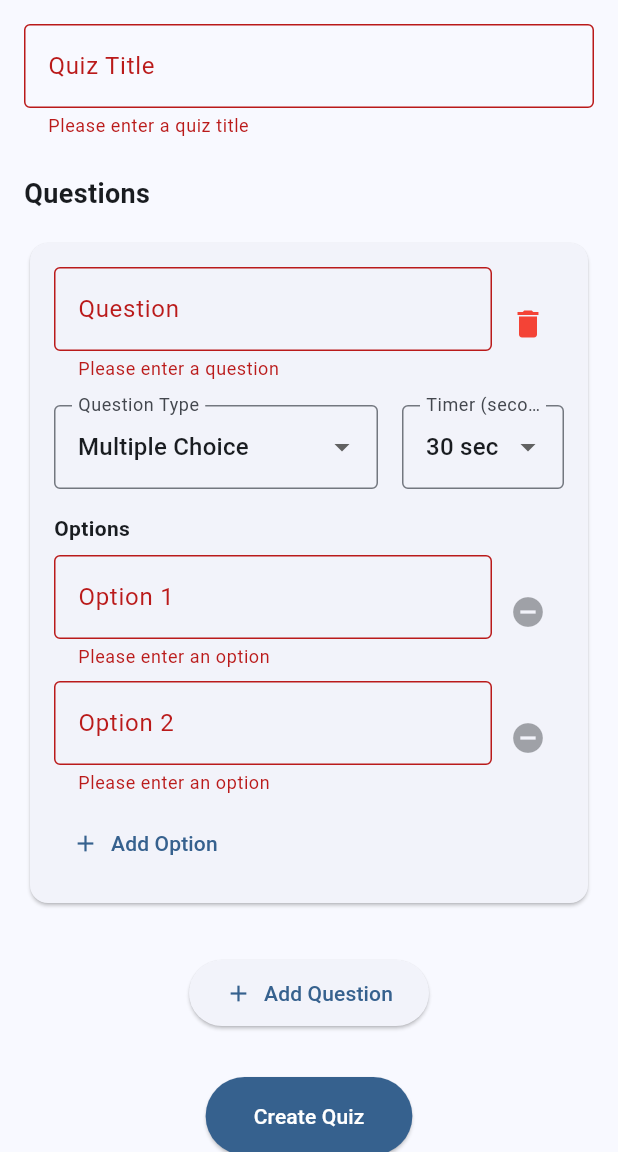
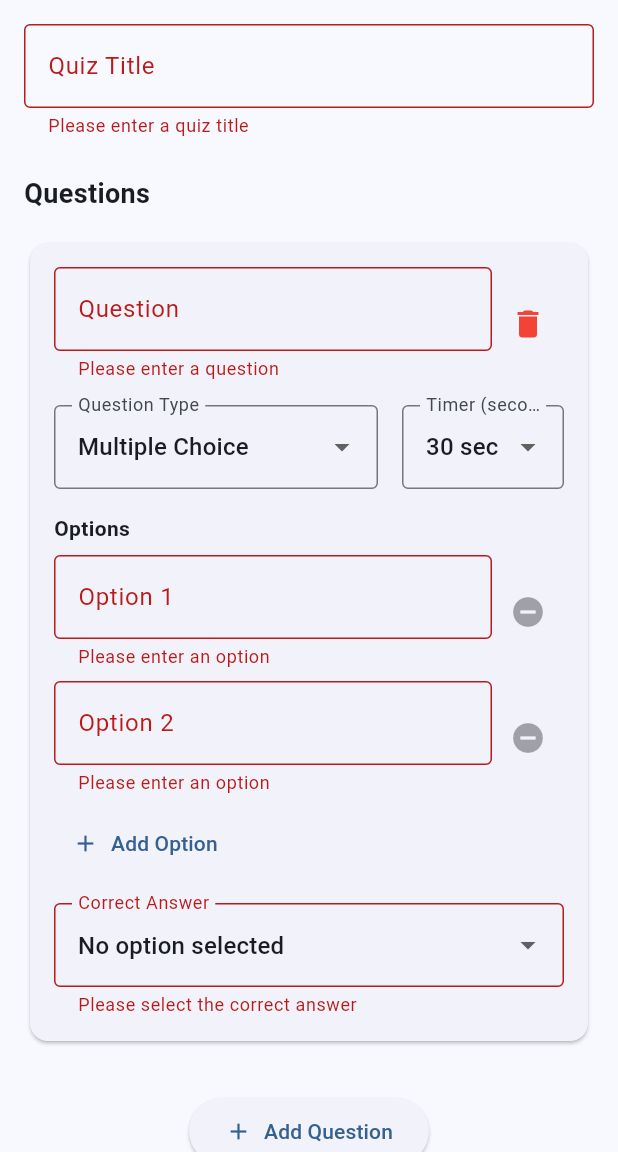
Before and after one commit to khalef-khalil/mentimeter-supabase, a Flutter app: the CreateQuizScreen screen opened by its route, after a tap on "Add Question", after a tap on "Create Quiz", on a phone screen of 412 x 824 dp, the part 84-1236 px from its top. Run offline on Flutter 3.47's test engine with Material 3 defaults, Android fonts, the phone set to English and light mode, and no system bars; our stand-ins replace flutter_dotenv, go_router, supabase_flutter; accounts and stored records are empty; statements that could not run were skipped.

Commit message:
added correct option for quizzes

```diff
--- a/lib/models/question.dart
+++ b/lib/models/question.dart
@@ -9,6 +9,7 @@ class Question {
   final String questionText;
   final QuestionType questionType;
   final List<String>? options;
+  final String? correctOption;
   final DateTime createdAt;
   final int position;
   final int timerSeconds;
@@ -19,6 +20,7 @@ class Question {
     required this.questionText,
     required this.questionType,
     this.options,
+    this.correctOption,
     required this.createdAt,
     required this.position,
     this.timerSeconds = 30,
@@ -38,10 +40,14 @@ class Question {
     }
 
     List<String>? optionsList;
+    String? correctOptionValue;
     if (json['options'] != null) {
       final options = json['options'] as Map<String, dynamic>;
       if (options.containsKey('choices')) {
         optionsList = List<String>.from(options['choices']);
+      }
+      if (options.containsKey('correct_option')) {
+        correctOptionValue = options['correct_option'] as String;
       }
     }
 
@@ -51,6 +57,7 @@ class Question {
       questionText: json['question_text'],
       questionType: type,
       options: optionsList,
+      correctOption: correctOptionValue,
       createdAt: DateTime.parse(json['created_at']),
       position: json['position'] ?? 0,
       timerSeconds: json['timer_seconds'] ?? 30,
@@ -79,7 +86,13 @@ class Question {
     };
 
     if (options != null && questionType == QuestionType.multipleChoice) {
-      json['options'] = {'choices': options};
+      final optionsJson = <String, dynamic>{
+        'choices': options
+      };
+      if (correctOption != null) {
+        optionsJson['correct_option'] = correctOption;
+      }
+      json['options'] = optionsJson;
     }
 
     return json;
--- a/lib/screens/create_quiz_screen.dart
+++ b/lib/screens/create_quiz_screen.dart
@@ -83,6 +83,7 @@ class _CreateQuizScreenState extends State<CreateQuizScreen> {
           questionText: question['text'],
           questionType: question['type'],
           options: question['type'] == QuestionType.multipleChoice ? question['options'] : null,
+          correctOption: question['type'] == QuestionType.multipleChoice ? question['correctOption'] : null,
           position: i,
           timerSeconds: question['timerSeconds'] ?? 30,
         );
--- a/lib/screens/quiz_screen.dart
+++ b/lib/screens/quiz_screen.dart
@@ -147,7 +147,8 @@ class _QuizScreenState extends State<QuizScreen> {
         _questions[_currentQuestionIndex].id,
         responseData,
       );
-      _nextQuestion();
+      // We don't automatically move to the next question anymore
+      // Let the user see the feedback first
     } catch (e) {
       if (mounted) {
         ScaffoldMessenger.of(context).showSnackBar(
@@ -249,6 +250,7 @@ class _QuizScreenState extends State<QuizScreen> {
         return MultipleChoiceQuestion(
           question: question,
           onSubmit: _submitResponse,
+          onNext: _nextQuestion,
         );
       case QuestionType.wordCloud:
         return WordCloudQuestion(
--- a/lib/widgets/question_form.dart
+++ b/lib/widgets/question_form.dart
@@ -22,6 +22,7 @@ class _QuestionFormState extends State<QuestionForm> {
   late QuestionType _questionType;
   late List<TextEditingController> _optionControllers;
   late int _timerSeconds;
+  String? _correctOption;
 
   @override
   void initState() {
@@ -32,6 +33,7 @@ class _QuestionFormState extends State<QuestionForm> {
     _optionControllers = (widget.initialData['options'] as List<dynamic>? ?? [])
         .map((option) => TextEditingController(text: option.toString()))
         .toList();
+    _correctOption = widget.initialData['correctOption'];
 
     if (_optionControllers.isEmpty && _questionType == QuestionType.multipleChoice) {
       _optionControllers = [TextEditingController(), TextEditingController()];
@@ -53,6 +55,7 @@ class _QuestionFormState extends State<QuestionForm> {
       'type': _questionType,
       'options': _optionControllers.map((c) => c.text).toList(),
       'timerSeconds': _timerSeconds,
+      'correctOption': _correctOption,
     };
     widget.onChanged(data);
   }
@@ -68,6 +71,11 @@ class _QuestionFormState extends State<QuestionForm> {
     setState(() {
       _optionControllers[index].dispose();
       _optionControllers.removeAt(index);
+
+      // If the removed option was the correct answer, reset the correct answer
+      if (_correctOption == _optionControllers[index].text) {
+        _correctOption = null;
+      }
     });
     _notifyChange();
   }
@@ -204,6 +212,34 @@ class _QuestionFormState extends State<QuestionForm> {
                 icon: const Icon(Icons.add),
                 label: const Text('Add Option'),
               ),
+              const SizedBox(height: 16),
+              DropdownButtonFormField<String>(
+                value: _correctOption,
+                decoration: const InputDecoration(
+                  labelText: 'Correct Answer',
+                  border: OutlineInputBorder(),
+                  hintText: 'Select the correct answer',
+                ),
+                items: _optionControllers.map((controller) {
+                  final option = controller.text;
+                  return DropdownMenuItem(
+                    value: option.isNotEmpty ? option : null,
+                    child: Text(option.isNotEmpty ? option : 'No option selected'),
+                  );
+                }).toList(),
+                onChanged: (value) {
+                  setState(() {
+                    _correctOption = value;
+                  });
+                  _notifyChange();
+                },
+                validator: (value) {
+                  if (_questionType == QuestionType.multipleChoice && value == null) {
+                    return 'Please select the correct answer';
+                  }
+                  return null;
+                },
+              ),
             ],
           ],
         ),
```
Also changed, not shown: lib/services/supabase_service.dart (+8 -1 lines), lib/widgets/multiple_choice_question.dart (+50 -2 lines), 1 other file.
